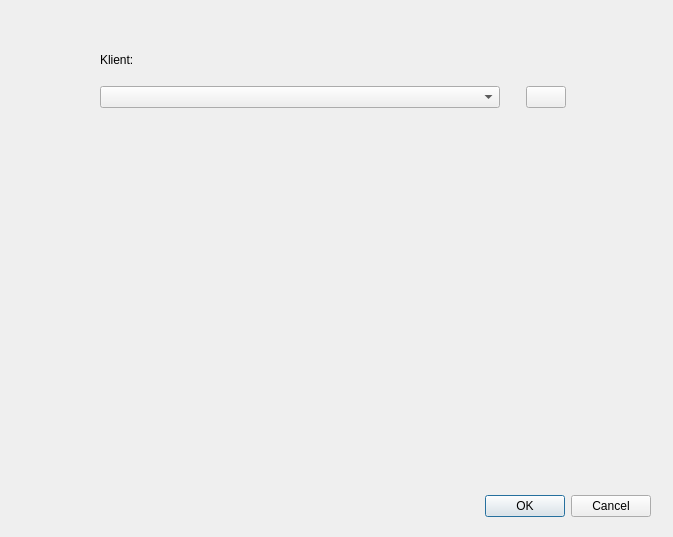
First picture: the form in noweZamowienieDialog.ui, repository militia11/shoes, before the edit.
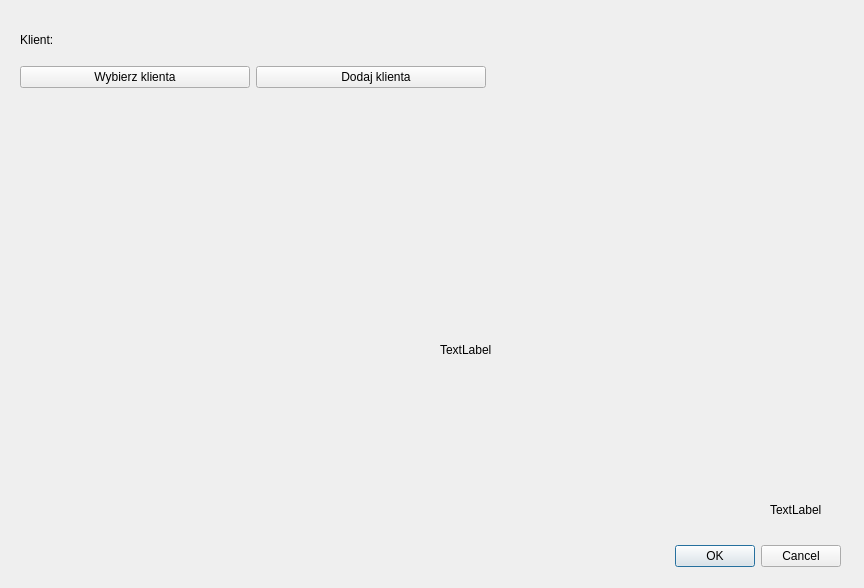
Second picture: the form after the edit. Icons and pictures are not drawn.

Commit message: przed wiekszymi zmianami wybierz kl

```diff
--- a/noweZamowienieDialog.ui
+++ b/noweZamowienieDialog.ui
@@ -6,8 +6,8 @@
    <rect>
     <x>0</x>
     <y>0</y>
-    <width>673</width>
-    <height>537</height>
+    <width>864</width>
+    <height>588</height>
    </rect>
   </property>
   <property name="windowTitle">
@@ -16,8 +16,8 @@
   <widget class="QDialogButtonBox" name="buttonBox">
    <property name="geometry">
     <rect>
-     <x>310</x>
-     <y>490</y>
+     <x>500</x>
+     <y>540</y>
      <width>341</width>
      <height>32</height>
     </rect>
@@ -29,11 +29,11 @@
     <set>QDialogButtonBox::Cancel|QDialogButtonBox::Ok</set>
    </property>
   </widget>
-  <widget class="QWidget" name="">
+  <widget class="QWidget" name="layoutWidget">
    <property name="geometry">
     <rect>
-     <x>100</x>
-     <y>40</y>
+     <x>20</x>
+     <y>20</y>
      <width>466</width>
      <height>68</height>
     </rect>
@@ -49,38 +49,22 @@
     <item>
      <layout class="QHBoxLayout" name="horizontalLayout">
       <item>
-       <widget class="QComboBox" name="comboBox">
-        <property name="sizePolicy">
-         <sizepolicy hsizetype="Expanding" vsizetype="Fixed">
-          <horstretch>0</horstretch>
-          <verstretch>0</verstretch>
-         </sizepolicy>
+       <widget class="QPushButton" name="pushButton_3">
+        <property name="text">
+         <string>Wybierz klienta</string>
         </property>
-        <property name="minimumSize">
+        <property name="iconSize">
          <size>
-          <width>400</width>
-          <height>0</height>
+          <width>32</width>
+          <height>32</height>
          </size>
         </property>
        </widget>
       </item>
-      <item>
-       <spacer name="horizontalSpacer">
-        <property name="orientation">
-         <enum>Qt::Horizontal</enum>
-        </property>
-        <property name="sizeHint" stdset="0">
-         <size>
-          <width>40</width>
-          <height>20</height>
-         </size>
-        </property>
-       </spacer>
-      </item>
       <item>
        <widget class="QPushButton" name="pushButton">
         <property name="text">
-         <string/>
+         <string>   Dodaj klienta</string>
         </property>
         <property name="icon">
          <iconset resource="zasoby.qrc">
@@ -88,8 +72,8 @@
         </property>
         <property name="iconSize">
          <size>
-          <width>32</width>
-          <height>32</height>
+          <width>21</width>
+          <height>21</height>
          </size>
         </property>
        </widget>
@@ -98,6 +82,32 @@
     </item>
    </layout>
   </widget>
+  <widget class="QLabel" name="label_2">
+   <property name="geometry">
+    <rect>
+     <x>770</x>
+     <y>500</y>
+     <width>66</width>
+     <height>20</height>
+    </rect>
+   </property>
+   <property name="text">
+    <string>TextLabel</string>
+   </property>
+  </widget>
+  <widget class="QLabel" name="label_3">
+   <property name="geometry">
+    <rect>
+     <x>440</x>
+     <y>340</y>
+     <width>66</width>
+     <height>20</height>
+    </rect>
+   </property>
+   <property name="text">
+    <string>TextLabel</string>
+   </property>
+  </widget>
  </widget>
  <resources>
   <include location="zasoby.qrc"/>
```
Left out of the diff: 6 changed lines with no effect on the pictures. The commit also changes 15 other files.
